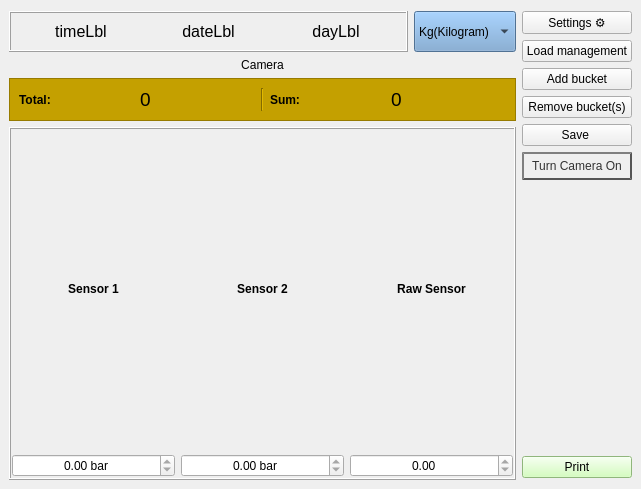
Above: BHMI.ui from SC-One/BHMI before the change. Below: the same form after it.
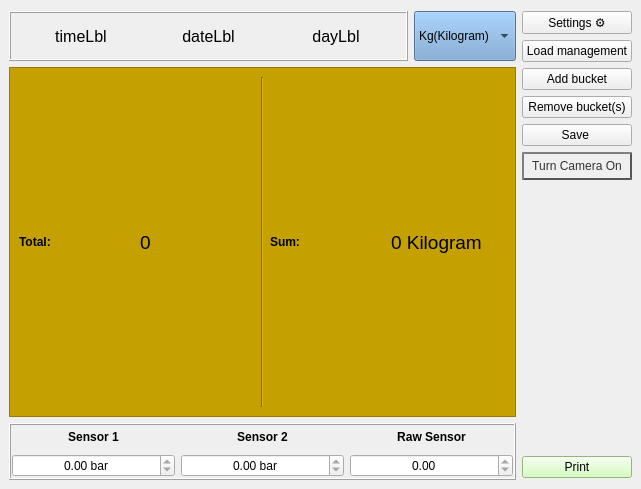
That is the form after the change.

Patch:
```diff
--- a/BHMI.ui
+++ b/BHMI.ui
@@ -21,7 +21,7 @@
        <number>2</number>
       </property>
       <item>
-       <layout class="QVBoxLayout" name="bucketParentLayout" stretch="0,0,0,1">
+       <layout class="QVBoxLayout" name="bucketParentLayout" stretch="0,0,1">
         <property name="leftMargin">
          <number>0</number>
         </property>
@@ -38,6 +38,12 @@
           </property>
           <item>
            <widget class="QFrame" name="frame_3">
+            <property name="maximumSize">
+             <size>
+              <width>16777215</width>
+              <height>50</height>
+             </size>
+            </property>
             <property name="frameShape">
              <enum>QFrame::Box</enum>
             </property>
@@ -107,6 +113,12 @@
               <verstretch>0</verstretch>
              </sizepolicy>
             </property>
+            <property name="maximumSize">
+             <size>
+              <width>16777215</width>
+              <height>50</height>
+             </size>
+            </property>
             <property name="styleSheet">
              <string notr="true">background-color: rgb(114, 159, 207);</string>
             </property>
@@ -132,16 +144,6 @@
           </item>
          </layout>
         </item>
-        <item>
-         <widget class="QLabel" name="backCameraPic">
-          <property name="text">
-           <string>Camera</string>
-          </property>
-          <property name="alignment">
-           <set>Qt::AlignCenter</set>
-          </property>
-         </widget>
-        </item>
         <item>
          <layout class="QHBoxLayout" name="reportLayout">
           <property name="topMargin">
@@ -212,7 +214,7 @@
                 </font>
                </property>
                <property name="text">
-                <string>0</string>
+                <string>0 Kilogram</string>
                </property>
               </widget>
              </item>
@@ -234,6 +236,18 @@
           </property>
           <item>
            <widget class="QFrame" name="frame_2">
+            <property name="sizePolicy">
+             <sizepolicy hsizetype="Preferred" vsizetype="Fixed">
+              <horstretch>0</horstretch>
+              <verstretch>0</verstretch>
+             </sizepolicy>
+            </property>
+            <property name="maximumSize">
+             <size>
+              <width>16777215</width>
+              <height>57</height>
+             </size>
+            </property>
             <property name="frameShape">
              <enum>QFrame::Box</enum>
             </property>
@@ -260,6 +274,12 @@
               <layout class="QVBoxLayout" name="verticalLayout_4">
                <item>
                 <widget class="QLabel" name="label">
+                 <property name="maximumSize">
+                  <size>
+                   <width>16777215</width>
+                   <height>70</height>
+                  </size>
+                 </property>
                  <property name="font">
                   <font>
                    <weight>75</weight>
@@ -302,6 +322,12 @@
               <layout class="QVBoxLayout" name="verticalLayout_5">
                <item>
                 <widget class="QLabel" name="label_3">
+                 <property name="maximumSize">
+                  <size>
+                   <width>16777215</width>
+                   <height>70</height>
+                  </size>
+                 </property>
                  <property name="font">
                   <font>
                    <weight>75</weight>
@@ -344,6 +370,12 @@
               <layout class="QVBoxLayout" name="verticalLayout_6">
                <item>
                 <widget class="QLabel" name="label_5">
+                 <property name="maximumSize">
+                  <size>
+                   <width>16777215</width>
+                   <height>70</height>
+                  </size>
+                 </property>
                  <property name="font">
                   <font>
                    <weight>75</weight>
```
